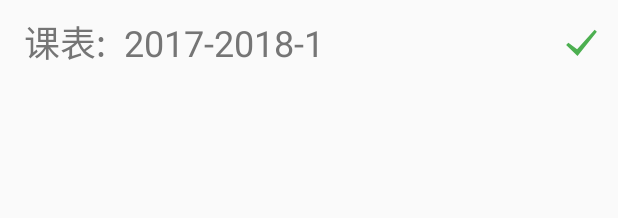
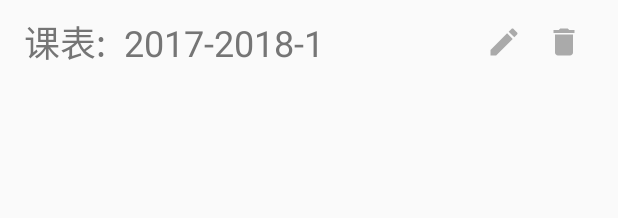
Before and after one commit to xxyangyoulin/ClassSchedule, an Android app: the layout layout_item_cs.xml on its own in the app's theme, with its tools: preview values and no code run, on a phone screen of 412 x 824 dp. Shown: the top 218 px of the screen. Run offline under Robolectric (Android 15) with nearby library versions, the phone set to English and light mode, and no system bars.

Commit message:
mg page,add del action

```diff
--- a/app/src/main/java/com/mnnyang/gzuclassschedule/course/CourseActivity.java
+++ b/app/src/main/java/com/mnnyang/gzuclassschedule/course/CourseActivity.java
@@ -26,6 +26,7 @@ import android.widget.TextView;
 
 import com.mnnyang.gzuclassschedule.BaseActivity;
 import com.mnnyang.gzuclassschedule.R;
+import com.mnnyang.gzuclassschedule.add.AddActivity;
 import com.mnnyang.gzuclassschedule.app.Constant;
 import com.mnnyang.gzuclassschedule.custom.CourseTableView;
 import com.mnnyang.gzuclassschedule.custom.CourseView;
@@ -34,7 +35,6 @@ import com.mnnyang.gzuclassschedule.setting.SettingActivity;
 import com.mnnyang.gzuclassschedule.utils.LogUtil;
 import com.mnnyang.gzuclassschedule.utils.Preferences;
 import com.mnnyang.gzuclassschedule.utils.TimeUtils;
-import com.mnnyang.gzuclassschedule.utils.spec.PopupWindowDialog;
 import com.mnnyang.gzuclassschedule.utils.spec.ShowDetailDialog;
 
 import java.util.ArrayList;
@@ -314,7 +314,7 @@ public class CourseActivity extends BaseActivity implements CourseContract.View,
     }
 
     private void fab(View v) {
-        Intent intent = new Intent(CourseActivity.this, SettingActivity.class);
+        Intent intent = new Intent(CourseActivity.this, AddActivity.class);
         startActivity(intent);
     }
 
--- a/app/src/main/java/com/mnnyang/gzuclassschedule/data/db/CoursesPsc.java
+++ b/app/src/main/java/com/mnnyang/gzuclassschedule/data/db/CoursesPsc.java
@@ -13,18 +13,21 @@ public class CoursesPsc {
 
     public static abstract class NodeEntry implements BaseColumns {
         public static final String TABLE_NAME = "node";
+
         public static final String COLUMN_NAME_COURSE_ID = "course_id";
         public static final String COLUMN_NAME_NODE_NUM = "node_num";
     }
 
     public static abstract class CsNameEntry implements BaseColumns {
         public static final String TABLE_NAME = "cs_name";
+
         public static final String COLUMN_NAME_NAME_ID = "name_id";
         public static final String COLUMN_NAME_NAME = "name";
     }
 
     public static abstract class CourseEntry implements BaseColumns {
         public static final String TABLE_NAME = "courses";
+
         public static final String COLUMN_NAME_COURSE_ID = "course_id";
         public static final String COLUMN_NAME_CS_NAME_ID = "cs_name_id";
         public static final String COLUMN_NAME_NAME = "name";
--- a/app/src/main/java/com/mnnyang/gzuclassschedule/mg/MgContract.java
+++ b/app/src/main/java/com/mnnyang/gzuclassschedule/mg/MgContract.java
@@ -15,7 +15,8 @@ public interface MgContract {
     interface Presenter extends BasePresenter {
         void deleteCsName(int csNameId, DialogHelper dh);
         void switchCsName(int csNameId);
-        void loadCsNameList();
+        void reloadCsNameList();
+        void addCsName(String csName);
     }
 
     interface View extends BaseView<Presenter> {
@@ -23,6 +24,7 @@ public interface MgContract {
         void showNotice(String notice);
         void gotoCourseActivity();
         void deleteFinish();
+        void addCsNameSucceed();
     }
 
     interface Model{
--- /dev/null
+++ b/app/src/main/res/drawable/ic_svg_delete_gary.xml
@@ -0,0 +1,9 @@
+<vector xmlns:android="http://schemas.android.com/apk/res/android"
+        android:width="24dp"
+        android:height="24dp"
+        android:viewportWidth="24.0"
+        android:viewportHeight="24.0">
+    <path
+        android:fillColor="@android:color/darker_gray"
+        android:pathData="M6,19c0,1.1 0.9,2 2,2h8c1.1,0 2,-0.9 2,-2V7H6v12zM19,4h-3.5l-1,-1h-5l-1,1H5v2h14V4z"/>
+</vector>
--- /dev/null
+++ b/app/src/main/res/drawable/ic_svg_edit_gary.xml
@@ -0,0 +1,9 @@
+<vector xmlns:android="http://schemas.android.com/apk/res/android"
+        android:width="24dp"
+        android:height="24dp"
+        android:viewportWidth="24.0"
+        android:viewportHeight="24.0">
+    <path
+        android:fillColor="@android:color/darker_gray"
+        android:pathData="M3,17.25V21h3.75L17.81,9.94l-3.75,-3.75L3,17.25zM20.71,7.04c0.39,-0.39 0.39,-1.02 0,-1.41l-2.34,-2.34c-0.39,-0.39 -1.02,-0.39 -1.41,0l-1.83,1.83 3.75,3.75 1.83,-1.83z"/>
+</vector>
--- a/app/src/main/res/layout/layout_item_cs.xml
+++ b/app/src/main/res/layout/layout_item_cs.xml
@@ -1,11 +1,13 @@
 <?xml version="1.0" encoding="utf-8"?>
 <LinearLayout
     xmlns:android="http://schemas.android.com/apk/res/android"
+    xmlns:tools="http://schemas.android.com/tools"
     android:layout_width="match_parent"
     android:layout_height="wrap_content"
     android:background="?attr/selectableItemBackground"
     android:orientation="horizontal"
-    android:paddingLeft="16dp">
+    android:paddingEnd="16dp"
+    android:paddingStart="16dp">
 
     <TextView
         android:id="@+id/tv_title"
@@ -14,19 +16,32 @@
         android:layout_weight="1"
         android:gravity="center_vertical"
         android:singleLine="true"
-        android:text="课表:  2017-2018-1"
         android:textColor="@color/secondary_text"
-        android:textSize="24sp"/>
+        android:textSize="24sp"
+        tools:text="课表:  2017-2018-1"/>
 
     <ImageView
-        android:id="@+id/iv_done"
-        android:layout_width="48dp"
-        android:layout_height="48dp"
+        android:id="@+id/iv_edit"
+        android:layout_width="40dp"
+        android:layout_height="56dp"
         android:layout_gravity="center_vertical"
         android:background="?attr/selectableItemBackgroundBorderless"
         android:clickable="true"
         android:focusable="true"
         android:scaleType="center"
-        android:src="@drawable/ic_svg_done"
+        android:src="@drawable/ic_svg_edit_gary"
         android:visibility="visible"/>
+
+    <ImageView
+        android:id="@+id/iv_del"
+        android:layout_width="40dp"
+        android:layout_height="56dp"
+        android:layout_gravity="center_vertical"
+        android:background="?attr/selectableItemBackgroundBorderless"
+        android:clickable="true"
+        android:focusable="true"
+        android:scaleType="center"
+        android:src="@drawable/ic_svg_delete_gary"
+        android:visibility="visible"/>
+
 </LinearLayout>
--- a/app/src/main/res/values/strings.xml
+++ b/app/src/main/res/values/strings.xml
@@ -11,7 +11,7 @@
 
     <string name="default_noon_node">4</string>
     <string name="default_max_node_count">11</string>
-    <string name="default_course_name">课表1</string>
+    <string name="default_course_name">default</string>
 
     <string name="app_preference_hide_fab">hide_fab</string>
     <string name="app_preference_current_week_flag">current_week_flag</string>
@@ -69,4 +69,6 @@
     <string name="bottom_end">到底了…</string>
     <string name="please_input_course_table_name">请输入课程表名称</string>
     <string name="course_name_can_not_be_empty">课表名不能为空</string>
+    <string name="course_name_is_conflicting">课程表名称已存在</string>
+    <string name="you_can_not_delete_the_current_class_schedule">不能删除当前课表</string>
 </resources>
```
Also changed, not shown: app/src/main/java/com/mnnyang/gzuclassschedule/data/db/CourseDbDao.java (+17 -1 lines), app/src/main/java/com/mnnyang/gzuclassschedule/mg/MgActivity.java (+43 -11 lines), app/src/main/java/com/mnnyang/gzuclassschedule/mg/MgPresenter.java (+21 -2 lines), app/src/main/java/com/mnnyang/gzuclassschedule/mg/adapter/MgAdapter.java (+29 -2 lines), app/src/main/java/com/mnnyang/gzuclassschedule/utils/DialogHelper.java (+14 -5 lines), app/src/main/java/com/mnnyang/gzuclassschedule/utils/spec/RecyclerBaseAdapter.java (+1 -1 lines).
